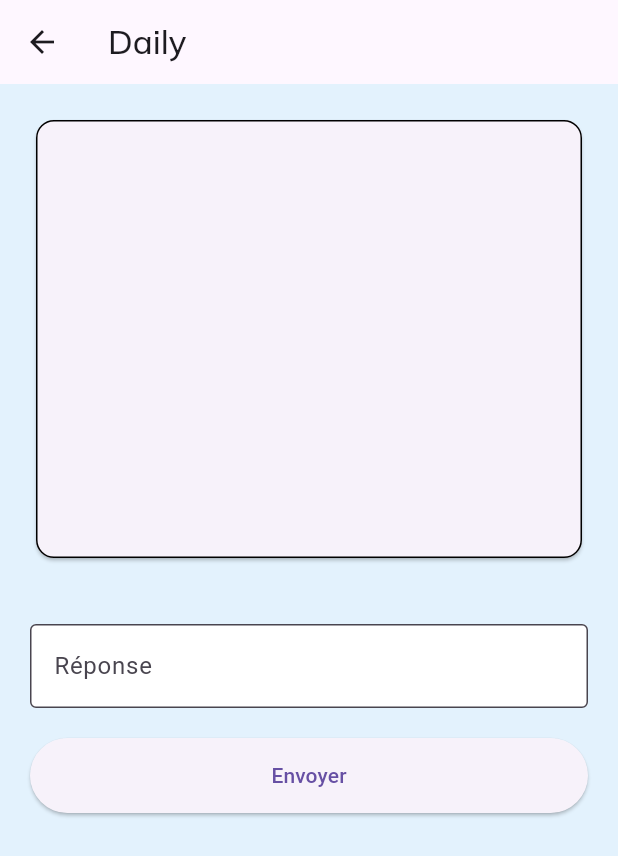
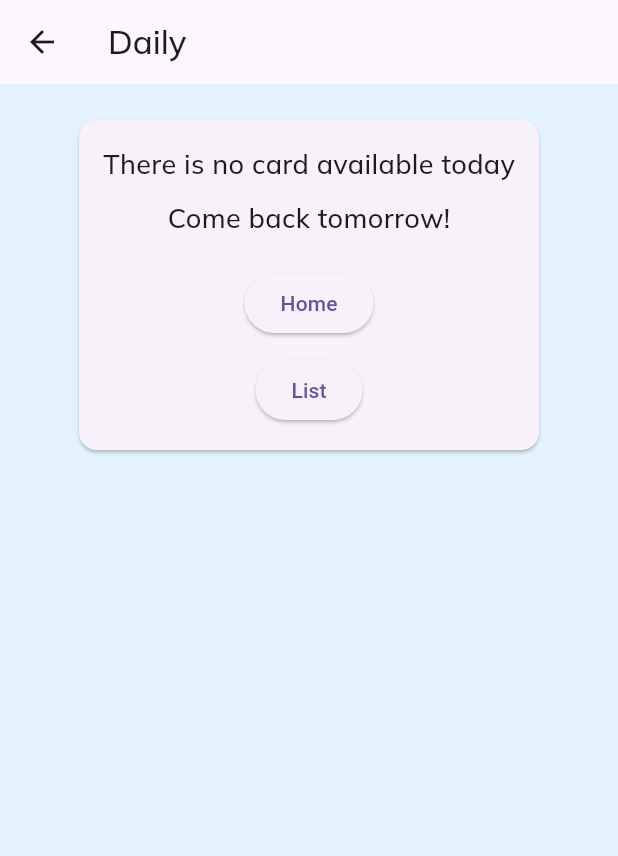
Before and after one commit to Doktity/leitner, a Flutter app: the DailyPage screen opened directly, on a phone screen of 412 x 824 dp. Shown: the top 856 px of the screen. Run offline on Flutter 3.47's test engine with Material 3 defaults, Android fonts, the phone set to English and light mode, and no system bars; our stand-ins replace cloud_firestore, firebase_auth, firebase_core, google_sign_in, shared_preferences; missing offline and left inert: dart:html, dart:js; accounts and stored records are empty; generated files the repository leaves out were written again.

Commit message:
No card available

```diff
--- a/lib/business/CardRepository.dart
+++ b/lib/business/CardRepository.dart
@@ -33,13 +33,14 @@ class CardRepository {
   }
 
   Future<dynamic> getRandomCard(String userId) async {
+    DateTime today = DateTime.now();
     QuerySnapshot liensSnapshot = await liens
         .where('userId', isEqualTo: userId)
-        .where('periode', isEqualTo: 1)
+        .where('nextPlay', isLessThanOrEqualTo: Timestamp.fromDate(today))
         .get();
 
     if(liensSnapshot.docs.isEmpty) {
-      throw Exception('No linked cards with periode 1 for this user');
+      throw Exception('No linked cards available today for this user');
     }
 
     List<String> cardIds = liensSnapshot.docs.map((doc) {
@@ -100,12 +101,10 @@ class CardRepository {
   }
 
   void updatePeriode(bool isCorrect, int periode, String userId, String cardId) async {
-    int newPeriode = periode;
-    if(isCorrect) {
-      newPeriode += 1;
-    } else {
-      newPeriode = newPeriode == 1 ? newPeriode : newPeriode - 1;
-    }
+    int newPeriode = isCorrect ? periode + 1 : max(1, periode - 1);
+    DateTime today = DateTime.now();
+    DateTime nextPlay = today.add(Duration(days: newPeriode));
+
     QuerySnapshot querySnapshot = await liens
         .where('userId', isEqualTo: userId)
         .where('cardId', isEqualTo: cardId)
@@ -116,7 +115,11 @@ class CardRepository {
 
       await liens
           .doc(lienId)
-          .update({'periode': newPeriode});
+          .update({
+            'periode': newPeriode,
+            'lastPlayed': Timestamp.fromDate(today),
+            'nextPlay': Timestamp.fromDate(nextPlay)
+          });
     }
   }
 
--- a/lib/pages/AddPage.dart
+++ b/lib/pages/AddPage.dart
@@ -256,7 +256,9 @@ class _AddPageState extends State<AddPage> {
                         await liens.add({
                           "userId": userId,
                           "cardId": cardId,
-                          "periode": 1
+                          "periode": 1,
+                          "lastPlayed": DateTime.now(),
+                          "nextPlay": DateTime.now()
                         });
 
                         // Override the Snackbar
--- a/lib/pages/DailyPage.dart
+++ b/lib/pages/DailyPage.dart
@@ -1,13 +1,11 @@
-import 'dart:math';
-
 import 'package:firebase_auth/firebase_auth.dart';
 import 'package:flutter/material.dart';
-import 'package:flutter/services.dart';
 import 'package:flutter_gen/gen_l10n/app_localizations.dart';
 
 import '../business/CardRepository.dart';
 import 'AnswerPage.dart';
 import 'HomePage.dart';
+import 'ListPage.dart';
 
 class DailyPage extends StatefulWidget {
   const DailyPage({super.key});
@@ -23,6 +21,7 @@ class _DailyPageState extends State<DailyPage> {
   dynamic card = {};
   int periode = 1;
   final String userId = FirebaseAuth.instance.currentUser?.uid ?? '';
+  bool noCardsAvailable = false;
 
   @override
   void initState() {
@@ -31,8 +30,12 @@ class _DailyPageState extends State<DailyPage> {
   }
 
   Future<void> _loadData() async {
+    try {
       card = await _cardRepository.getRandomCard(userId);
       periode = await _cardRepository.getUserCardPeriode(userId, card['id']);
+    } catch (e) {
+      noCardsAvailable = true;
+    }
     setState(() {}); // Trigger a rebuild after data is loaded
   }
 
@@ -66,6 +69,61 @@ class _DailyPageState extends State<DailyPage> {
       body: SingleChildScrollView(
         child: (card == {}) ?
         const Center(child: CircularProgressIndicator())
+        : noCardsAvailable ?
+          Column(
+            children: [
+              Container(
+                margin: EdgeInsets.all(20),
+                child: Center(
+                  child: Card(
+                    child: Padding(
+                      padding: EdgeInsets.all(16.0),
+                      child: Column(
+                        children: [
+                          Text(
+                            "There is no card available today",
+                            style: TextStyle(
+                                fontSize: 18,
+                                fontFamily: "Mulish",
+                            ),
+                          ),
+                          SizedBox(height: 10,),
+                          Text(
+                            "Come back tomorrow!",
+                            style: TextStyle(
+                              fontSize: 18,
+                              fontFamily: "Mulish",
+                            ),
+                          ),
+                          SizedBox(height: 20,),
+                          ElevatedButton(
+                            onPressed: () {
+                              // Navigate to HomePage
+                              Navigator.of(context).pushAndRemoveUntil(
+                                MaterialPageRoute(builder: (context) => HomePage()),
+                                    (Route<dynamic> route) => false,
+                              );
+                            },
+                            child: Text("Home"),
+                          ),
+                          SizedBox(height: 10), // Spacing
+                          ElevatedButton(
+                            onPressed: () {
+                              // Navigate to ListPage (replace 'ListPage()' with your actual ListPage class)
+                              Navigator.of(context).push(
+                                MaterialPageRoute(builder: (context) => ListPage()),
+                              );
+                            },
+                            child: Text("List"),
+                          ),
+                        ],
+                      ),
+                    ),
+                  ),
+                ),
+              ),
+            ],
+          )
           : Column(
             children: [
               Container(
```
Lines whose indentation alone changed are shown as unchanged.
